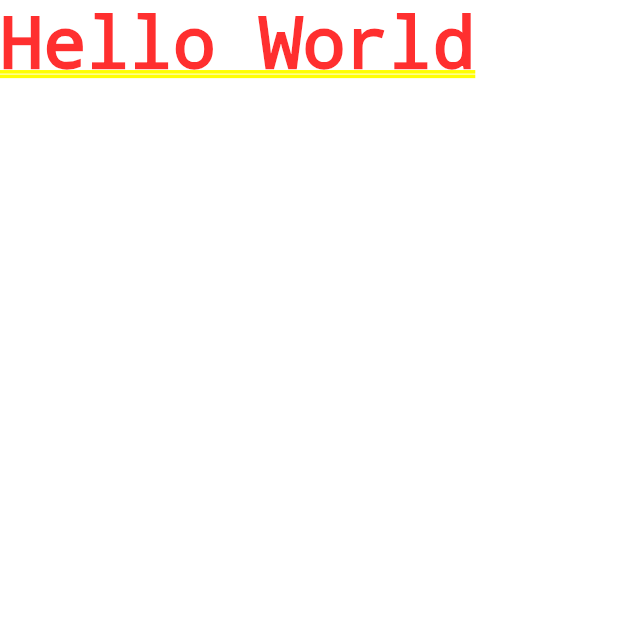
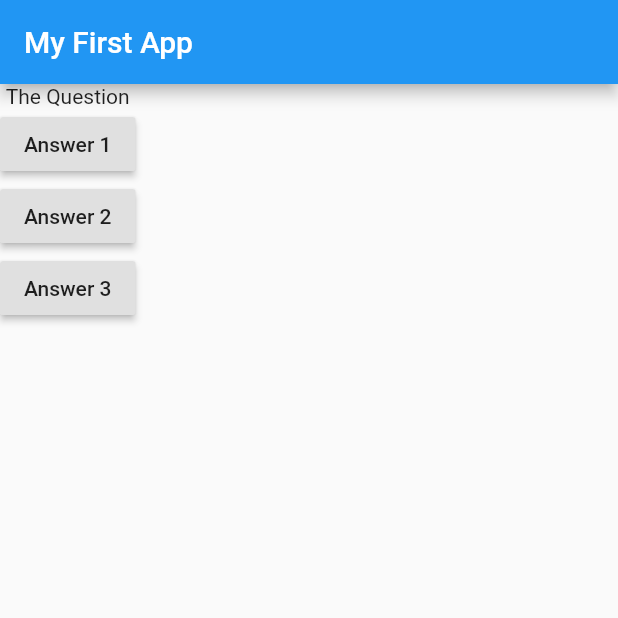
Before and after one commit to nandymandy1/first_flutter, a Flutter app: the screen it shows after launch, on a phone screen of 412 x 824 dp, the top half of it. Run offline on Flutter 3.47's test engine with Material 2 defaults, Android fonts, the phone set to English and light mode, and no system bars.

Commit message:
Button and layout

```diff
--- a/lib/main.dart
+++ b/lib/main.dart
@@ -3,9 +3,34 @@ import 'package:flutter/material.dart';
 void main() => runApp(MyApp());
 
 class MyApp extends StatelessWidget {
-  Widget build(BuildContext context){
+
+  List<String> animals = [
+    "lion",
+    "cat",
+    "dogs"
+  ];
+
+  @override
+  Widget build(BuildContext context) {
     return MaterialApp(
-      home: Text("Hello World"),
+      debugShowCheckedModeBanner: false,
+      home: Scaffold(
+        appBar: AppBar(
+          title: Text('My First App'),
+        ),
+        body: Column(children: <Widget>[
+          Text("The Question"),
+          RaisedButton(child: Text("Answer 1"), onPressed: () => answerQuestion(1),),
+          RaisedButton(child: Text("Answer 2"), onPressed: () => answerQuestion(2),),
+          RaisedButton(child: Text("Answer 3"), onPressed: (){ print('Answer 3 chosen'); },),
+        ],),
+      ),
     );
   }
+
+  // Methods
+  void answerQuestion(int option){
+    print('Answer $option chosen');
+  }
+
 }
```
